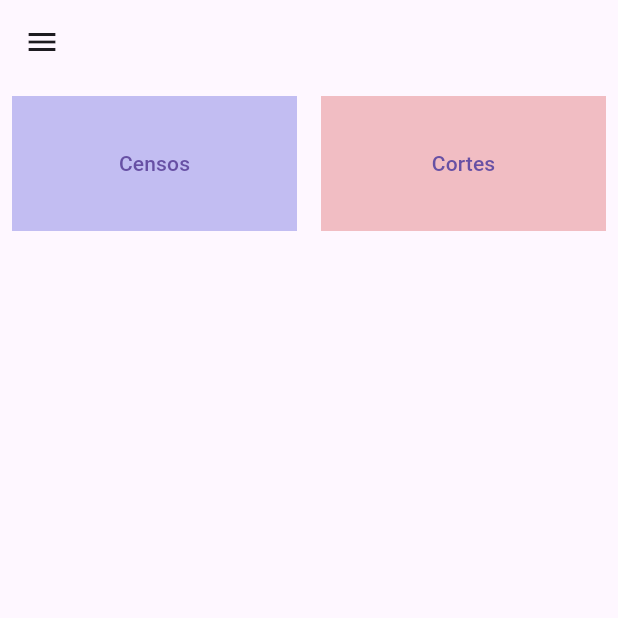
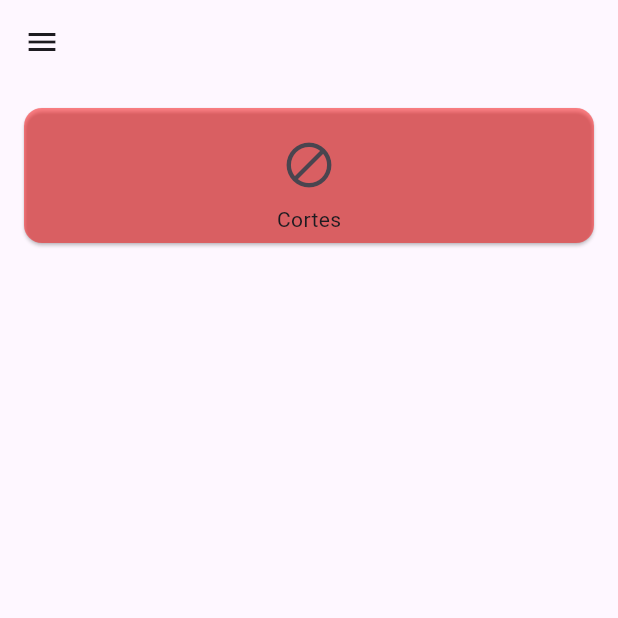
Before and after one commit to angel-carranza/InterapasGenApp, a Flutter app: the Menu_Screen screen opened by its route, on a phone screen of 412 x 824 dp, the top half of it. Run offline on Flutter 3.47's test engine with Material 3 defaults, Android fonts, the phone set to English and light mode, and no system bars; our stand-ins replace camera, package_info_plus, shared_preferences, sqflite; missing offline and left inert: encrypt; accounts and stored records are empty; network calls fail.

Commit message:
Alternativa de botones y reestructura de código.

```diff
--- a/interapas_gen_app/lib/screens/menu.dart
+++ b/interapas_gen_app/lib/screens/menu.dart
@@ -2,6 +2,7 @@
 // ignore_for_file: camel_case_types
 
 import 'package:flutter/material.dart';
+import 'package:interapas_gen_app/widgets/boton_modulo.dart';
 import 'package:interapas_gen_app/widgets/drawer_menu.dart';
 
 class Menu_Screen extends StatelessWidget{
@@ -12,44 +13,20 @@ class Menu_Screen extends StatelessWidget{
   Widget build(BuildContext context) {
 
     return Scaffold(
-      appBar: AppBar(actions: [],),
-      drawer: DrawerMenu(),
+      appBar: AppBar(actions: const [],),
+      drawer: const DrawerMenu(),
       body: SafeArea(
         child: Table(
-          columnWidths: <int, TableColumnWidth>{
+          columnWidths: const <int, TableColumnWidth>{
             0: FlexColumnWidth(),
             1: FlexColumnWidth(),
           },
           defaultVerticalAlignment: TableCellVerticalAlignment.middle,
-          children: <TableRow>[
+          children: const <TableRow>[
             TableRow(
               children: <Widget>[
-                Padding(
-                  padding: const EdgeInsets.all(8.0),
-                  child: Container(
-                    height: 90.0,
-                    child: TextButton(
-                      child: Text("Censos"),
-                      onPressed: () {
-                        Navigator.of(context).pushNamed("/censos");
-                      },
-                    ),
-                    color: Color.fromARGB(60, 0, 0, 200),
-                  ),
-                ),
-                Padding(
-                  padding: const EdgeInsets.all(8.0),
-                  child: Container(
-                    height: 90.0,
-                    child: TextButton(
-                      child: Text("Cortes"),
-                      onPressed: () {
-                        Navigator.of(context).pushNamed("/cortes");
-                      },
-                    ),
-                    color: Color.fromARGB(60, 200, 0, 0),
-                  ),
-                ),
+                BotonModulo(rutaModulo: "/cortes", titulo: "Cortes", icono: Icons.do_disturb_alt_rounded, colorTarjeta: Color.fromARGB(120, 255, 0, 0),),
+                //BotonModulo(rutaModulo: "/censos", titulo: "Censos", icono: Icons.edit_note_rounded, colorTarjeta: Color.fromARGB(120, 0, 0, 255),),
               ],
             ),
           ],
--- /dev/null
+++ b/interapas_gen_app/lib/widgets/boton_modulo.dart
@@ -0,0 +1,42 @@
+
+import 'package:flutter/material.dart';
+
+class BotonModulo extends StatelessWidget {
+  final String rutaModulo;
+  final String titulo;
+  final Color colorTarjeta;
+  final IconData icono;
+
+  const BotonModulo({super.key, this.colorTarjeta = Colors.black, this.icono = Icons.apps_rounded, required this.rutaModulo, required this.titulo});
+
+  @override
+  Widget build(BuildContext context) {
+
+    return Padding(
+      padding: const EdgeInsets.all(12.0),
+      child: Card(
+        color: colorTarjeta,
+        child: SizedBox(
+          height: 90.0,
+          child: Column(
+            children: [
+              Container(height: 12.0,),
+              IconButton(
+                icon: Icon(
+                  icono,
+                  size: 36.0,
+                ),
+                onPressed: () => Navigator.of(context).pushNamed(rutaModulo),
+              ),
+              Text(
+                titulo,
+              ),
+            ],
+          ),
+        ),
+      ),
+    );
+
+  }
+
+}
```
